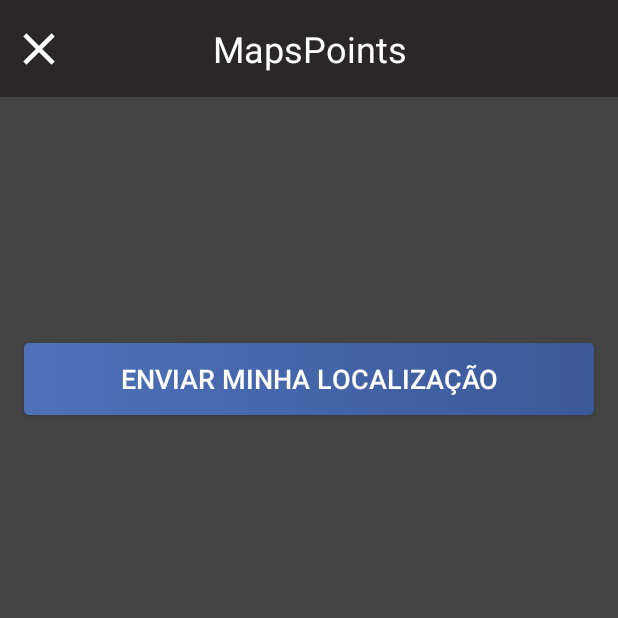
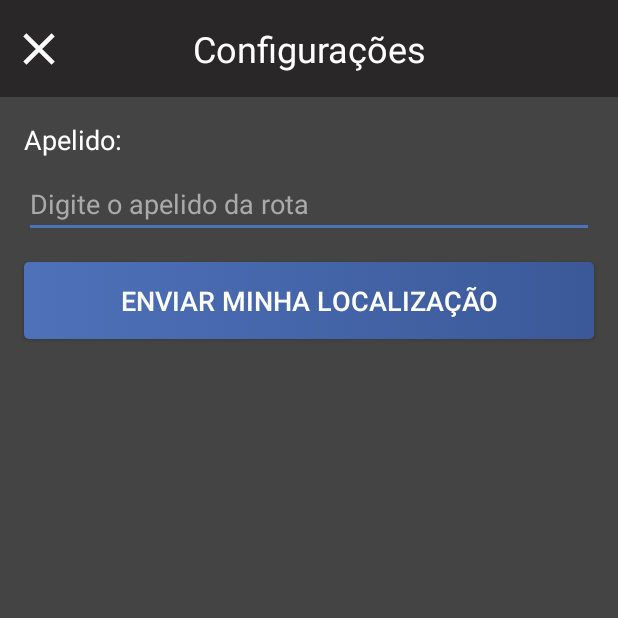
Before and after one commit to camisbrussi/MyPoint-Android, an Android app: the screen it shows after launch (MainActivity), on a phone screen of 412 x 824 dp, the top half of it. Run offline under Robolectric (Android 15) with nearby library versions, the phone set to English and light mode, and no system bars.

```diff
--- a/app/src/main/java/br/univates/mapspoints/activitys/MainActivity.java
+++ b/app/src/main/java/br/univates/mapspoints/activitys/MainActivity.java
@@ -5,6 +5,8 @@ import android.content.Intent;
 import android.content.pm.PackageManager;
 import android.os.Bundle;
 import android.view.View;
+import android.widget.EditText;
+import android.widget.Toast;
 
 import androidx.annotation.NonNull;
 import androidx.appcompat.app.AppCompatActivity;
@@ -16,9 +18,8 @@ public class MainActivity extends AppCompatActivity implements View.OnClickListe
 
 
     private final int REQUEST_GPS_ACCESS = 1;
-    private String[] permissoesNecessarias = new String[]{Manifest.permission.ACCESS_FINE_LOCATION, Manifest.permission.ACCESS_COARSE_LOCATION};
 
-
+    private EditText et_config_nickname;
 
     @Override
     protected void onCreate(Bundle savedInstanceState) {
@@ -26,7 +27,9 @@ public class MainActivity extends AppCompatActivity implements View.OnClickListe
         setContentView(R.layout.activity_main);
 
         findViewById(R.id.iv_main_close).setOnClickListener(this);
-        findViewById(R.id.bt_enviar_localizacao).setOnClickListener(this);
+        findViewById(R.id.bt_config_start).setOnClickListener(this);
+
+        et_config_nickname = findViewById(R.id.et_config_nickname);
 
     }
 
@@ -36,9 +39,13 @@ public class MainActivity extends AppCompatActivity implements View.OnClickListe
             case  R.id.iv_main_close:
                 finish();
                 break;
-            case R.id.bt_enviar_localizacao:
-                if (Permissao.validarPermissoes(this, permissoesNecessarias, REQUEST_GPS_ACCESS)) {
-                    startActivity(new Intent(MainActivity.this, ConfigRouteActivity.class));
+            case R.id.bt_config_start:
+                String nickname = et_config_nickname.getText().toString();
+                if (!nickname.isEmpty()) {
+                    startActivity(new Intent(MainActivity.this, MapsActivity.class)
+                            .putExtra("nickname", nickname ));
+                } else {
+                    Toast.makeText(this, "Preencha o apelido!", Toast.LENGTH_SHORT).show();
                 }
                 break;
         }
@@ -52,7 +59,7 @@ public class MainActivity extends AppCompatActivity implements View.OnClickListe
             case REQUEST_GPS_ACCESS: {
                 // If request is cancelled, the result arrays are empty.
                 if (grantResults.length > 0 && grantResults[0] == PackageManager.PERMISSION_GRANTED) {
-                    findViewById(R.id.bt_enviar_localizacao).callOnClick();
+                    findViewById(R.id.bt_config_start).callOnClick();
                     return;
                 }
             }
--- a/app/src/main/res/layout/activity_main.xml
+++ b/app/src/main/res/layout/activity_main.xml
@@ -6,24 +6,6 @@
     android:layout_height="match_parent"
     android:background="@color/background_main"
     tools:context=".activitys.MainActivity">
-
-    <Button
-        android:id="@+id/bt_enviar_localizacao"
-        android:layout_width="0dp"
-        android:layout_height="wrap_content"
-        android:layout_marginStart="16dp"
-        android:layout_marginLeft="16dp"
-        android:layout_marginTop="164dp"
-        android:layout_marginEnd="16dp"
-        android:layout_marginRight="16dp"
-        android:background="@drawable/background_button"
-        android:text="@string/bt_enviar_localizacao"
-        android:textColor="@android:color/white"
-        android:textSize="18sp"
-        app:layout_constraintEnd_toEndOf="parent"
-        app:layout_constraintHorizontal_bias="0.0"
-        app:layout_constraintStart_toStartOf="parent"
-        app:layout_constraintTop_toBottomOf="@+id/constraintLayout" />
 
     <androidx.constraintlayout.widget.ConstraintLayout
         android:id="@+id/constraintLayout"
@@ -48,7 +30,7 @@
             app:layout_constraintTop_toTopOf="parent" />
 
         <TextView
-            android:id="@+id/textView"
+            android:id="@+id/textView1"
             android:layout_width="0dp"
             android:layout_height="wrap_content"
             android:layout_marginStart="8dp"
@@ -58,7 +40,7 @@
             android:layout_marginRight="8dp"
             android:layout_marginBottom="16dp"
             android:gravity="center"
-            android:text="@string/tv_titulo_maps"
+            android:text="@string/tv_titulo_config"
             android:textColor="@android:color/white"
             android:textSize="24sp"
             app:layout_constraintBottom_toBottomOf="parent"
@@ -67,5 +49,72 @@
             app:layout_constraintTop_toTopOf="parent" />
     </androidx.constraintlayout.widget.ConstraintLayout>
 
+    <ScrollView
+        android:layout_width="match_parent"
+        android:layout_height="0dp"
+        app:layout_constraintBottom_toBottomOf="parent"
+        app:layout_constraintEnd_toEndOf="parent"
+        app:layout_constraintStart_toStartOf="parent"
+        app:layout_constraintTop_toBottomOf="@+id/constraintLayout">
+
+        <androidx.constraintlayout.widget.ConstraintLayout
+            android:layout_width="match_parent"
+            android:layout_height="wrap_content">
+
+            <TextView
+                android:id="@+id/textView3"
+                android:layout_width="wrap_content"
+                android:layout_height="wrap_content"
+                android:layout_marginStart="16dp"
+                android:layout_marginLeft="16dp"
+                android:layout_marginTop="16dp"
+                android:text="@string/tv_config_nickname"
+                android:textColor="@android:color/white"
+                android:textSize="18sp"
+                app:layout_constraintStart_toStartOf="parent"
+                app:layout_constraintTop_toTopOf="parent" />
+
+            <EditText
+                android:id="@+id/et_config_nickname"
+                android:layout_width="0dp"
+                android:layout_height="wrap_content"
+                android:layout_marginStart="16dp"
+                android:layout_marginLeft="16dp"
+                android:layout_marginTop="8dp"
+                android:layout_marginEnd="16dp"
+                android:layout_marginRight="16dp"
+                android:ems="10"
+                android:hint="Digite o apelido da rota"
+                android:inputType="textPersonName"
+                android:textColor="@android:color/white"
+                android:textColorHint="@android:color/darker_gray"
+                app:layout_constraintEnd_toEndOf="parent"
+                app:layout_constraintStart_toStartOf="parent"
+                app:layout_constraintTop_toBottomOf="@+id/textView3" />
+
+
+
+            <Button
+                android:id="@+id/bt_config_start"
+                android:layout_width="0dp"
+                android:layout_height="51dp"
+                android:layout_marginStart="16dp"
+                android:layout_marginLeft="16dp"
+                android:layout_marginTop="16dp"
+                android:layout_marginEnd="16dp"
+                android:layout_marginRight="16dp"
+                android:layout_marginBottom="8dp"
+                android:background="@drawable/background_button"
+                android:text="@string/bt_config_start"
+                android:textColor="@android:color/white"
+                android:textSize="18sp"
+                app:layout_constraintBottom_toBottomOf="parent"
+                app:layout_constraintEnd_toEndOf="parent"
+                app:layout_constraintStart_toStartOf="parent"
+                app:layout_constraintTop_toBottomOf="@+id/et_config_nickname" />
+
+
+        </androidx.constraintlayout.widget.ConstraintLayout>
+    </ScrollView>
 
 </androidx.constraintlayout.widget.ConstraintLayout>
--- a/app/src/main/res/values/strings.xml
+++ b/app/src/main/res/values/strings.xml
@@ -1,12 +1,8 @@
 <resources>
-    <string name="app_name">MapsPoints</string>
+    <string name="app_name">MyPoints</string>
     <string name="title_activity_maps">Map</string>
-    <string name="tv_titulo_maps">MapsPoints</string>
-    <string name="bt_nova_rota">NOVA ROTA</string>
-    <string name="bt_enviar_localizacao">ENVIAR MINHA LOCALIZAÇÃO</string>
-    <string name="tv_rotas_realizadas">Rotas anteriores:</string>
+    <string name="tv_titulo_maps">MyPoints</string>
     <string name="tv_titulo_config">Configurações</string>
     <string name="tv_config_nickname">Apelido:</string>
-    <string name="tv_config_city">Cidade:</string>
-    <string name="bt_config_start">INICIAR</string>
+    <string name="bt_config_start">ENVIAR MINHA LOCALIZAÇÃO</string>
 </resources>
```
Also changed, not shown: app/src/main/AndroidManifest.xml (+6 -1 lines), app/src/main/java/br/univates/mapspoints/activitys/ConfigRouteActivity.java (deleted, +0 -52 lines), app/src/main/java/br/univates/mapspoints/activitys/MapsActivity.java (+15 -11 lines), app/src/main/res/layout/activity_config_route.xml (deleted, +0 -120 lines).
